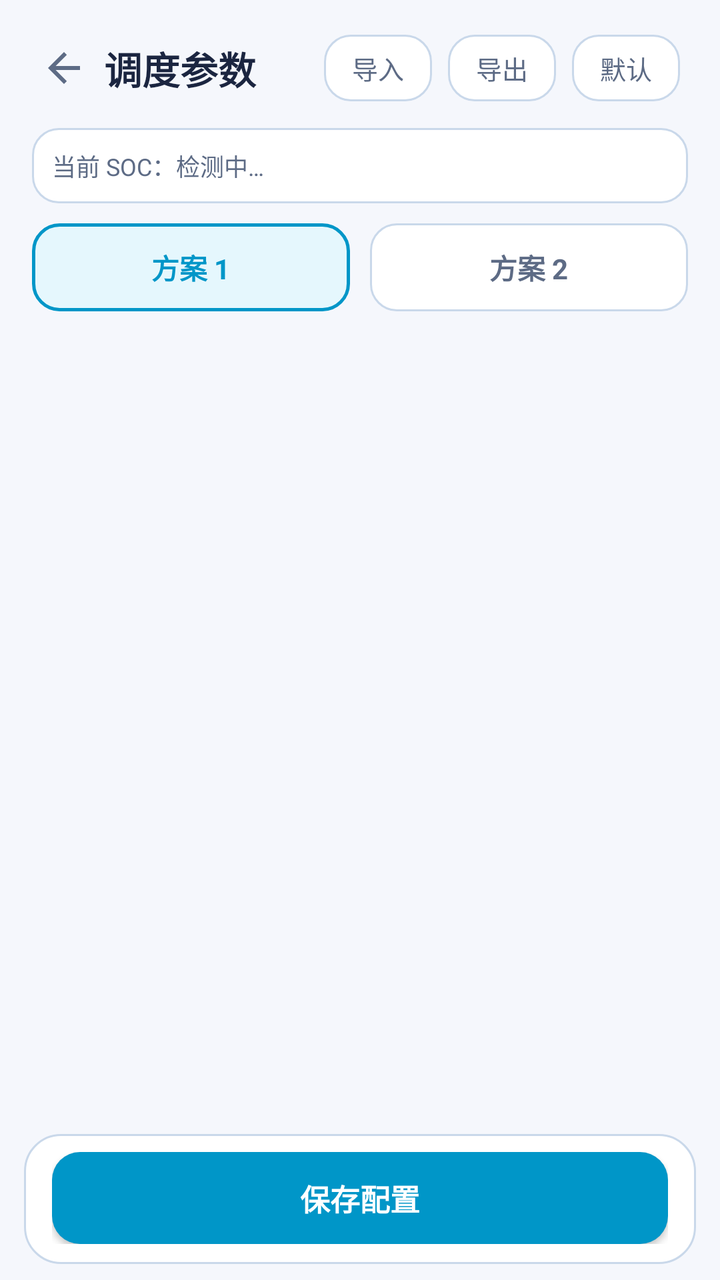
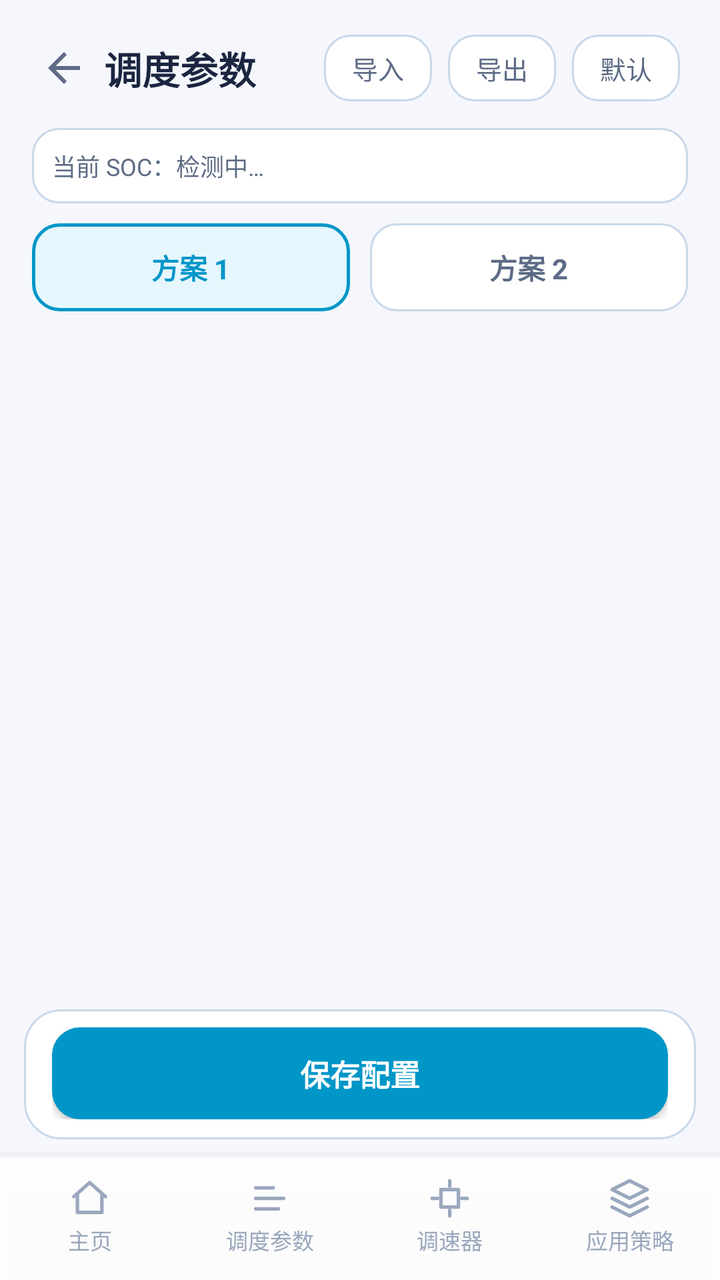

An Android layout rendered at two revisions. The XML below is the earlier revision; the diff shows what the commit changed to produce the second picture.
<!-- AndroidManifest.xml: application theme AppTheme -->
<!-- res/layout/activity_schedule.xml -->
<?xml version="1.0" encoding="utf-8"?>
<LinearLayout xmlns:android="http://schemas.android.com/apk/res/android"
    android:layout_width="match_parent"
    android:layout_height="match_parent"
    android:orientation="vertical">

    
    <LinearLayout
        android:layout_width="match_parent"
        android:layout_height="wrap_content"
        android:orientation="horizontal"
        android:gravity="center_vertical"
        android:paddingStart="12dp"
        android:paddingEnd="20dp"
        android:paddingTop="14dp"
        android:paddingBottom="10dp">

        <ImageView
            android:id="@+id/btnBack"
            android:layout_width="40dp"
            android:layout_height="40dp"
            android:padding="8dp"
            android:src="@drawable/ic_back"
            android:background="?android:attr/selectableItemBackgroundBorderless"
            android:contentDescription="返回" />

        <TextView
            android:layout_width="0dp"
            android:layout_height="wrap_content"
            android:layout_weight="1"
            android:text="调度参数"
            android:textColor="@color/textPrimary"
            android:textSize="19sp"
            android:textStyle="bold" />

        <TextView
            android:id="@+id/btnImport"
            android:layout_width="wrap_content"
            android:layout_height="wrap_content"
            android:layout_marginEnd="8dp"
            android:background="@drawable/bg_tab"
            android:paddingStart="14dp"
            android:paddingEnd="14dp"
            android:paddingTop="7dp"
            android:paddingBottom="7dp"
            android:text="导入"
            android:textColor="@color/textSecondary"
            android:textSize="13sp" />

        <TextView
            android:id="@+id/btnExport"
            android:layout_width="wrap_content"
            android:layout_height="wrap_content"
            android:layout_marginEnd="8dp"
            android:background="@drawable/bg_tab"
            android:paddingStart="14dp"
            android:paddingEnd="14dp"
            android:paddingTop="7dp"
            android:paddingBottom="7dp"
            android:text="导出"
            android:textColor="@color/textSecondary"
            android:textSize="13sp" />

        <TextView
            android:id="@+id/btnReset"
            android:layout_width="wrap_content"
            android:layout_height="wrap_content"
            android:background="@drawable/bg_tab"
            android:paddingStart="14dp"
            android:paddingEnd="14dp"
            android:paddingTop="7dp"
            android:paddingBottom="7dp"
            android:text="默认"
            android:textColor="@color/textSecondary"
            android:textSize="13sp" />
    </LinearLayout>

    
    <TextView
        android:id="@+id/socTip"
        android:layout_width="match_parent"
        android:layout_height="wrap_content"
        android:layout_marginStart="16dp"
        android:layout_marginEnd="16dp"
        android:background="@drawable/bg_tab"
        android:padding="10dp"
        android:text="当前 SOC：检测中…"
        android:textColor="@color/textSecondary"
        android:textSize="12sp" />

    
    <LinearLayout
        android:layout_width="match_parent"
        android:layout_height="wrap_content"
        android:orientation="horizontal"
        android:layout_marginStart="16dp"
        android:layout_marginEnd="16dp"
        android:layout_marginTop="10dp">

        <TextView
            android:id="@+id/tabA"
            android:layout_width="0dp"
            android:layout_height="44dp"
            android:layout_weight="1"
            android:gravity="center"
            android:background="@drawable/bg_tab_sel"
            android:text="方案 1"
            android:textColor="@color/accent"
            android:textSize="14sp"
            android:textStyle="bold" />

        <View
            android:layout_width="10dp"
            android:layout_height="1dp" />

        <TextView
            android:id="@+id/tabB"
            android:layout_width="0dp"
            android:layout_height="44dp"
            android:layout_weight="1"
            android:gravity="center"
            android:background="@drawable/bg_tab"
            android:text="方案 2"
            android:textColor="@color/textSecondary"
            android:textSize="14sp"
            android:textStyle="bold" />
    </LinearLayout>

    <ScrollView
        android:id="@+id/scroll"
        android:layout_width="match_parent"
        android:layout_height="0dp"
        android:layout_weight="1"
        android:scrollbars="none">

        <LinearLayout
            android:id="@+id/modesContainer"
            android:layout_width="match_parent"
            android:layout_height="wrap_content"
            android:orientation="vertical"
            android:paddingStart="16dp"
            android:paddingEnd="16dp"
            android:paddingTop="14dp"
            android:paddingBottom="24dp" />
    </ScrollView>

    
    <LinearLayout
        android:layout_width="match_parent"
        android:layout_height="wrap_content"
        android:layout_marginStart="12dp"
        android:layout_marginEnd="12dp"
        android:layout_marginBottom="8dp"
        android:orientation="horizontal"
        android:gravity="center_vertical"
        android:paddingStart="14dp"
        android:paddingEnd="14dp"
        android:paddingTop="9dp"
        android:paddingBottom="10dp"
        android:background="@drawable/bg_card">

        <Button
            android:id="@+id/saveBtn"
            android:layout_width="match_parent"
            android:layout_height="46dp"
            android:background="@drawable/btn_primary"
            android:text="保存配置"
            android:textColor="#FFFFFF"
            android:textSize="15sp"
            android:textStyle="bold" />
    </LinearLayout>
</LinearLayout>
<!-- resources referenced by this layout -->
<resources>
  <color name="accent">#0096C8</color>
  <color name="textPrimary">#1B2540</color>
  <color name="textSecondary">#5D6B85</color>
  <!-- drawable bg_card (drawable) -->
  <?xml version="1.0" encoding="utf-8"?>
  <shape xmlns:android="http://schemas.android.com/apk/res/android">
      <solid android:color="@color/bgCard" />
      <corners android:radius="18dp" />
      <stroke android:width="1dp" android:color="@color/bgCardStroke" />
  </shape>
  <!-- drawable bg_tab (drawable) -->
  <?xml version="1.0" encoding="utf-8"?>
  <shape xmlns:android="http://schemas.android.com/apk/res/android">
      <solid android:color="@color/bgCard" />
      <corners android:radius="13dp" />
      <stroke android:width="1dp" android:color="@color/bgCardStroke" />
  </shape>
  <!-- drawable bg_tab_sel (drawable) -->
  <?xml version="1.0" encoding="utf-8"?>
  <shape xmlns:android="http://schemas.android.com/apk/res/android">
      <solid android:color="@color/accentSoft" />
      <corners android:radius="13dp" />
      <stroke android:width="1.5dp" android:color="@color/accent" />
  </shape>
  <!-- drawable btn_primary (drawable) -->
  <?xml version="1.0" encoding="utf-8"?>
  <shape xmlns:android="http://schemas.android.com/apk/res/android">
      <solid android:color="@color/accent" />
      <corners android:radius="14dp" />
  </shape>
  <color name="bgCard">#FFFFFF</color>
  <color name="bgCardStroke">#C9D8EA</color>
  <color name="accentSoft">#E5F7FD</color>
  <color name="bg">#F5F7FC</color>
  <color name="textDim">#9AA7BD</color>
  <!-- unchanged entries left out for length: 2 -->
</resources>

<!-- the commit's change to res/layout/activity_schedule.xml (unified diff, before → after) -->
@@ -169,4 +169,150 @@
             android:textSize="15sp"
             android:textStyle="bold" />
     </LinearLayout>
+
+    
+    <include layout="@layout/view_bottom_nav" />
 </LinearLayout>
+<!-- res/layout/view_bottom_nav.xml (included above) -->
+<?xml version="1.0" encoding="utf-8"?>
+<LinearLayout xmlns:android="http://schemas.android.com/apk/res/android"
+    android:id="@+id/bottomNav"
+    android:layout_width="match_parent"
+    android:layout_height="wrap_content"
+    android:orientation="vertical"
+    android:background="#F2FFFFFF"
+    android:elevation="8dp">
+
+    <View
+        android:layout_width="match_parent"
+        android:layout_height="1dp"
+        android:background="@color/divider" />
+
+    <LinearLayout
+        android:layout_width="match_parent"
+        android:layout_height="wrap_content"
+        android:orientation="horizontal"
+        android:paddingTop="8dp"
+        android:paddingBottom="10dp">
+
+        
+        <LinearLayout
+            android:id="@+id/navHome"
+            android:layout_width="0dp"
+            android:layout_height="wrap_content"
+            android:layout_weight="1"
+            android:orientation="vertical"
+            android:gravity="center"
+            android:clickable="true"
+            android:focusable="true"
+            android:paddingTop="2dp"
+            android:paddingBottom="2dp">
+
+            <ImageView
+                android:id="@+id/navHomeIcon"
+                android:layout_width="21dp"
+                android:layout_height="21dp"
+                android:src="@drawable/ic_nav_home"
+                android:contentDescription="主页" />
+
+            <TextView
+                android:id="@+id/navHomeText"
+                android:layout_width="wrap_content"
+                android:layout_height="wrap_content"
+                android:layout_marginTop="2dp"
+                android:text="主页"
+                android:textColor="@color/textDim"
+                android:textSize="11sp" />
+        </LinearLayout>
+
+        
+        <LinearLayout
+            android:id="@+id/navSchedule"
+            android:layout_width="0dp"
+            android:layout_height="wrap_content"
+            android:layout_weight="1"
+            android:orientation="vertical"
+            android:gravity="center"
+            android:clickable="true"
+            android:focusable="true"
+            android:paddingTop="2dp"
+            android:paddingBottom="2dp">
+
+            <ImageView
+                android:id="@+id/navScheduleIcon"
+                android:layout_width="21dp"
+                android:layout_height="21dp"
+                android:src="@drawable/ic_nav_schedule"
+                android:contentDescription="调度参数" />
+
+            <TextView
+                android:id="@+id/navScheduleText"
+                android:layout_width="wrap_content"
+                android:layout_height="wrap_content"
+                android:layout_marginTop="2dp"
+                android:text="调度参数"
+                android:textColor="@color/textDim"
+                android:textSize="11sp" />
+        </LinearLayout>
+
+        
+        <LinearLayout
+            android:id="@+id/navGovernor"
+            android:layout_width="0dp"
+            android:layout_height="wrap_content"
+            android:layout_weight="1"
+            android:orientation="vertical"
+            android:gravity="center"
+            android:clickable="true"
+            android:focusable="true"
+            android:paddingTop="2dp"
+            android:paddingBottom="2dp">
+
+            <ImageView
+                android:id="@+id/navGovernorIcon"
+                android:layout_width="21dp"
+                android:layout_height="21dp"
+                android:src="@drawable/ic_nav_governor"
+                android:contentDescription="调速器" />
+
+            <TextView
+                android:id="@+id/navGovernorText"
+                android:layout_width="wrap_content"
+                android:layout_height="wrap_content"
+                android:layout_marginTop="2dp"
+                android:text="调速器"
+                android:textColor="@color/textDim"
+                android:textSize="11sp" />
+        </LinearLayout>
+
+        
+        <LinearLayout
+            android:id="@+id/navMode"
+            android:layout_width="0dp"
+            android:layout_height="wrap_content"
+            android:layout_weight="1"
+            android:orientation="vertical"
+            android:gravity="center"
+            android:clickable="true"
+            android:focusable="true"
+            android:paddingTop="2dp"
+            android:paddingBottom="2dp">
+
+            <ImageView
+                android:id="@+id/navModeIcon"
+                android:layout_width="21dp"
+                android:layout_height="21dp"
+                android:src="@drawable/ic_nav_mode"
+                android:contentDescription="应用策略" />
+
+            <TextView
+                android:id="@+id/navModeText"
+                android:layout_width="wrap_content"
+                android:layout_height="wrap_content"
+                android:layout_marginTop="2dp"
+                android:text="应用策略"
+                android:textColor="@color/textDim"
+                android:textSize="11sp" />
+        </LinearLayout>
+    </LinearLayout>
+</LinearLayout>
<!-- resource entries referenced after the edit -->
@@ -1,6 +1,7 @@
 <!-- resources referenced by this layout -->
 <resources>
   <color name="accent">#0096C8</color>
+  <color name="divider">#EFF2F8</color>
   <color name="textPrimary">#1B2540</color>
   <color name="textSecondary">#5D6B85</color>
   <!-- drawable bg_card (drawable) -->
@@ -30,6 +31,54 @@
       <solid android:color="@color/accent" />
       <corners android:radius="14dp" />
   </shape>
+  <!-- drawable ic_nav_governor (drawable) -->
+  <?xml version="1.0" encoding="utf-8"?>
+  <vector xmlns:android="http://schemas.android.com/apk/res/android"
+      android:width="21dp" android:height="21dp"
+      android:viewportWidth="24" android:viewportHeight="24">
+      <path android:fillColor="#00000000"
+          android:strokeColor="#9AA7BD"
+          android:strokeWidth="2"
+          android:strokeLineCap="round"
+          android:strokeLineJoin="round"
+          android:pathData="M7,7 L17,7 L17,17 L7,17 Z M12,2 L12,5 M12,19 L12,22 M2,12 L5,12 M19,12 L22,12" />
+  </vector>
+  <!-- drawable ic_nav_home (drawable) -->
+  <?xml version="1.0" encoding="utf-8"?>
+  <vector xmlns:android="http://schemas.android.com/apk/res/android"
+      android:width="21dp" android:height="21dp"
+      android:viewportWidth="24" android:viewportHeight="24">
+      <path android:fillColor="#00000000"
+          android:strokeColor="#9AA7BD"
+          android:strokeWidth="2"
+          android:strokeLineCap="round"
+          android:strokeLineJoin="round"
+          android:pathData="M3,11 L12,3 L21,11 M5,10 L5,20 L19,20 L19,10" />
+  </vector>
+  <!-- drawable ic_nav_mode (drawable) -->
+  <?xml version="1.0" encoding="utf-8"?>
+  <vector xmlns:android="http://schemas.android.com/apk/res/android"
+      android:width="21dp" android:height="21dp"
+      android:viewportWidth="24" android:viewportHeight="24">
+      <path android:fillColor="#00000000"
+          android:strokeColor="#9AA7BD"
+          android:strokeWidth="2"
+          android:strokeLineCap="round"
+          android:strokeLineJoin="round"
+          android:pathData="M12,2 L2,7 L12,12 L22,7 Z M2,17 L12,22 L22,17 M2,12 L12,17 L22,12" />
+  </vector>
+  <!-- drawable ic_nav_schedule (drawable) -->
+  <?xml version="1.0" encoding="utf-8"?>
+  <vector xmlns:android="http://schemas.android.com/apk/res/android"
+      android:width="21dp" android:height="21dp"
+      android:viewportWidth="24" android:viewportHeight="24">
+      <path android:fillColor="#00000000"
+          android:strokeColor="#9AA7BD"
+          android:strokeWidth="2"
+          android:strokeLineCap="round"
+          android:strokeLineJoin="round"
+          android:pathData="M4,6 L14,6 M4,12 L20,12 M4,18 L17,18" />
+  </vector>
   <color name="bgCard">#FFFFFF</color>
   <color name="bgCardStroke">#C9D8EA</color>
   <color name="accentSoft">#E5F7FD</color>
